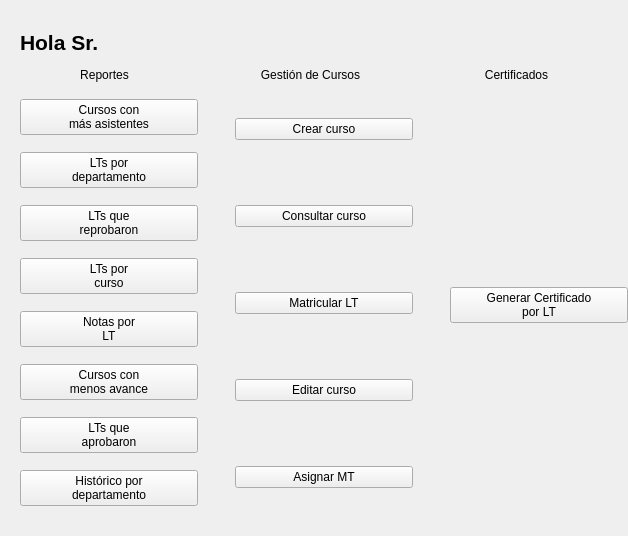
First picture: the form in SGC/Vista/vistacoordinador.ui, repository fernandosanchez1128/SGC, before the edit.
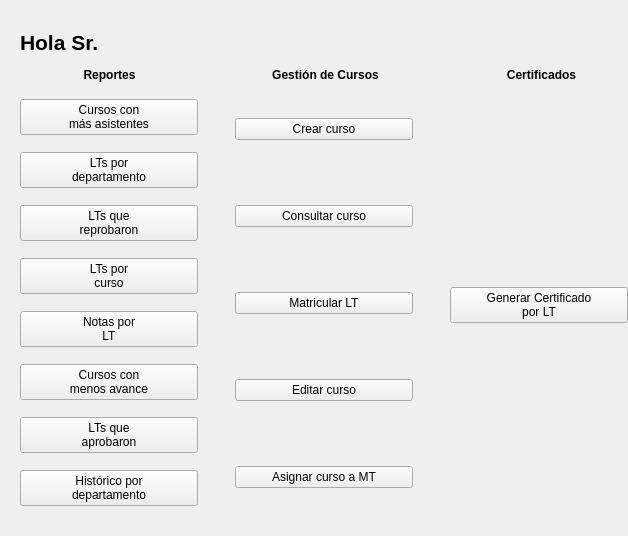
Second picture: the form after the edit.

Patch:
```diff
--- a/SGC/Vista/vistacoordinador.ui
+++ b/SGC/Vista/vistacoordinador.ui
@@ -163,7 +163,7 @@
        <item>
         <widget class="QPushButton" name="btAsignar">
          <property name="text">
-          <string>Asignar MT</string>
+          <string>Asignar curso a MT</string>
          </property>
         </widget>
        </item>
@@ -188,7 +188,7 @@
      <rect>
       <x>20</x>
       <y>60</y>
-      <width>581</width>
+      <width>611</width>
       <height>31</height>
      </rect>
     </property>
@@ -199,7 +199,7 @@
      <item>
       <widget class="QLabel" name="lbReportes">
        <property name="text">
-        <string>&lt;html&gt;&lt;head/&gt;&lt;body&gt;&lt;p align=&quot;center&quot;&gt;Reportes&lt;/p&gt;&lt;/body&gt;&lt;/html&gt;</string>
+        <string>&lt;html&gt;&lt;head/&gt;&lt;body&gt;&lt;p align=&quot;center&quot;&gt;&lt;span style=&quot; font-weight:600;&quot;&gt;Reportes&lt;/span&gt;&lt;/p&gt;&lt;/body&gt;&lt;/html&gt;</string>
        </property>
       </widget>
      </item>
@@ -218,7 +218,7 @@
         <number>0</number>
        </property>
        <property name="text">
-        <string>&lt;html&gt;&lt;head/&gt;&lt;body&gt;&lt;p align=&quot;center&quot;&gt;Gestión de Cursos&lt;/p&gt;&lt;/body&gt;&lt;/html&gt;</string>
+        <string>&lt;html&gt;&lt;head/&gt;&lt;body&gt;&lt;p align=&quot;center&quot;&gt;&lt;span style=&quot; font-weight:600;&quot;&gt;Gestión de Cursos&lt;/span&gt;&lt;/p&gt;&lt;/body&gt;&lt;/html&gt;</string>
        </property>
        <property name="alignment">
         <set>Qt::AlignLeading|Qt::AlignLeft|Qt::AlignVCenter</set>
@@ -240,7 +240,7 @@
         <number>0</number>
        </property>
        <property name="text">
-        <string>&lt;html&gt;&lt;head/&gt;&lt;body&gt;&lt;p align=&quot;center&quot;&gt;Certificados&lt;/p&gt;&lt;/body&gt;&lt;/html&gt;</string>
+        <string>&lt;html&gt;&lt;head/&gt;&lt;body&gt;&lt;p align=&quot;center&quot;&gt;&lt;span style=&quot; font-weight:600;&quot;&gt;Certificados&lt;/span&gt;&lt;/p&gt;&lt;/body&gt;&lt;/html&gt;</string>
        </property>
        <property name="alignment">
         <set>Qt::AlignLeading|Qt::AlignLeft|Qt::AlignVCenter</set>
```
